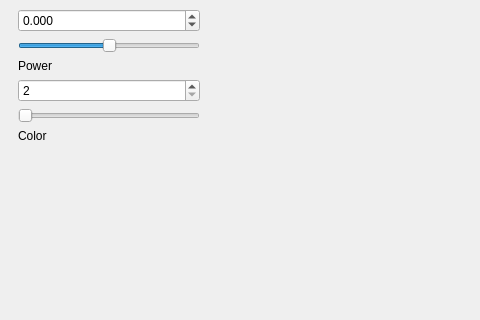
This is mainwindow.ui in Constantor/fractals3d as Qt 5 draws it before an edit; both pictures show x 0 to 480 and y 169 to 489 of the 847 by 614 pixel window. The edited form follows.
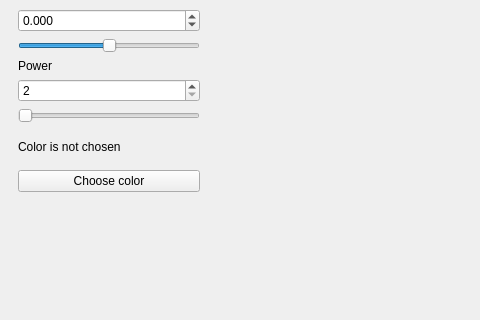
This is the edited form. Custom widgets are drawn as their Qt base class.

The edit to the form file:
```diff
--- a/mainwindow.ui
+++ b/mainwindow.ui
@@ -180,7 +180,24 @@
        <item>
         <widget class="QLabel" name="colorPickerLabel">
          <property name="text">
-          <string>Color</string>
+										<string>Color is not chosen</string>
+									</property>
+									<property name="frameStyle">
+										<enum>QFrame::Sunken</enum>
+										<enum>QFrame::Panel</enum>
+									</property>
+									<property name="minimumSize">
+										<size>
+											<width>0</width>
+											<height>35</height>
+										</size>
+									</property>
+								</widget>
+							</item>
+							<item>
+								<widget class="QPushButton" name="colorButton">
+									<property name="text">
+										<string>Choose color</string>
          </property>
         </widget>
        </item>
```
Left out of the diff: 2 changed lines with no effect on the pictures. Lines whose indentation alone changed are shown as unchanged.
